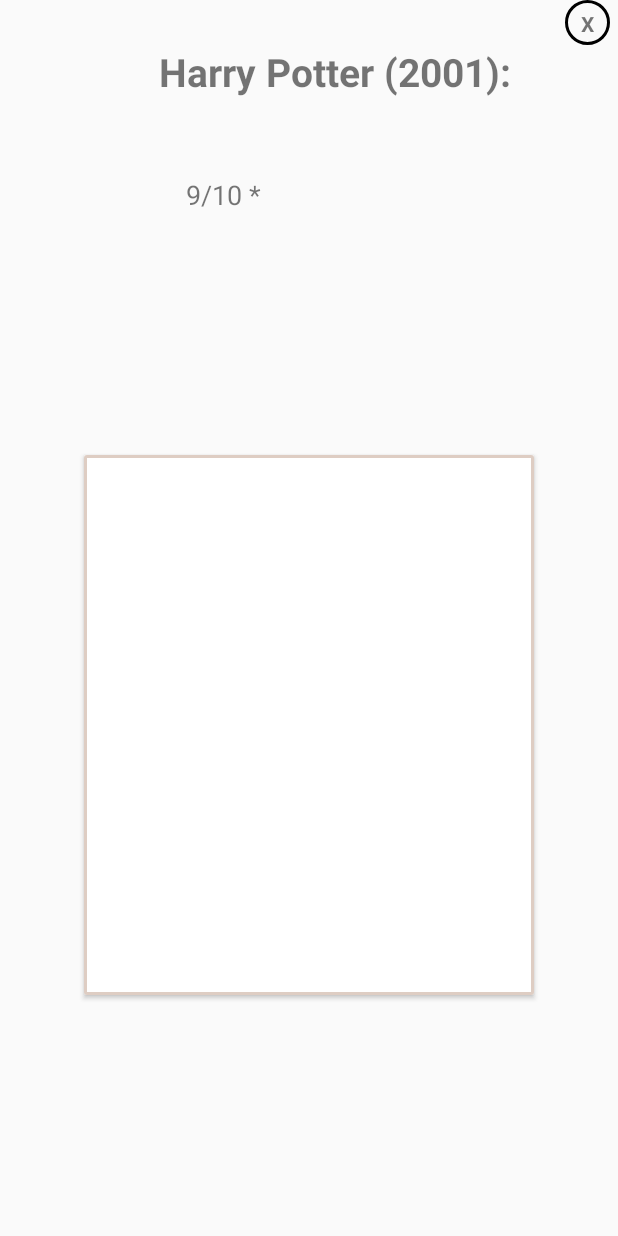
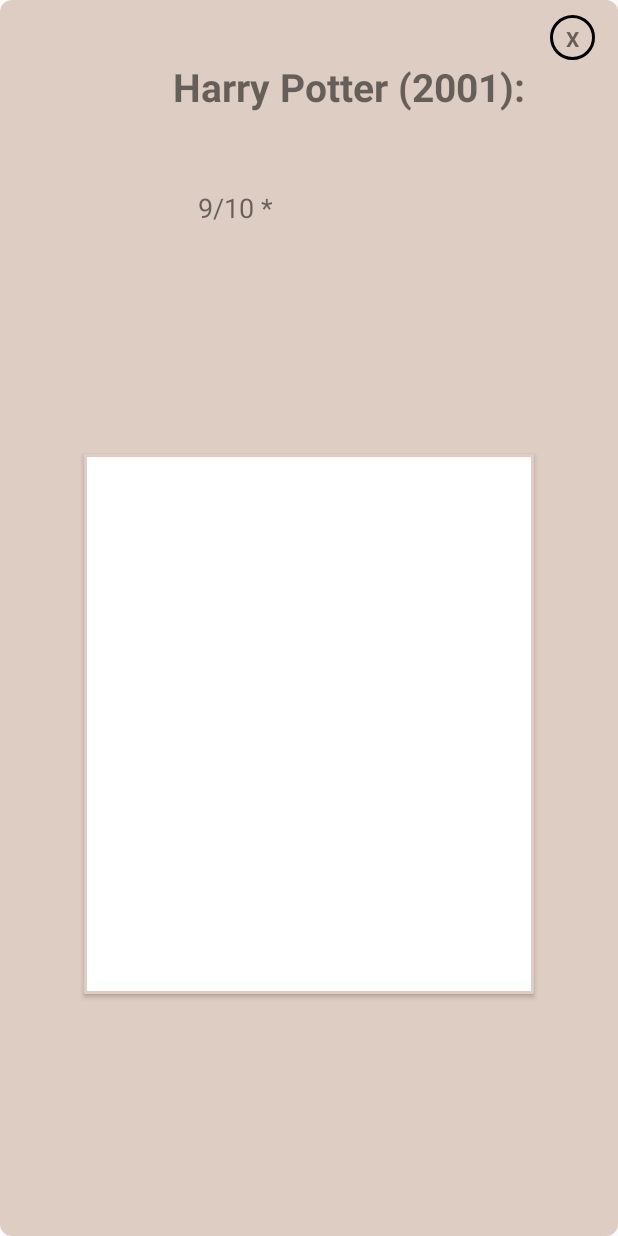
Before and after one commit to Isling98/SocialFilm, an Android app: the layout popup_news_details.xml on its own in the app's theme, with its tools: preview values and no code run, on a phone screen of 412 x 824 dp. Run offline under Robolectric (Android 15) with nearby library versions, the phone set to English and light mode, and no system bars.

Commit message:
småt i UI

```diff
--- a/app/src/main/AndroidManifest.xml
+++ b/app/src/main/AndroidManifest.xml
@@ -9,14 +9,16 @@
         android:roundIcon="@mipmap/ic_launcher_round"
         android:supportsRtl="true"
         android:theme="@style/AppTheme">
-        <activity android:name=".LoginActivity"></activity>
-        <activity android:name=".MainActivity">
+        <activity android:name=".LoginActivity">
             <intent-filter>
                 <action android:name="android.intent.action.MAIN" />
 
                 <category android:name="android.intent.category.LAUNCHER" />
             </intent-filter>
         </activity>
+        <activity android:name=".MainActivity">
+
+        </activity>
     </application>
 
 </manifest>
--- a/app/src/main/java/com/example/yndlingsfilm/NavigationBar/HomeFragment.java
+++ b/app/src/main/java/com/example/yndlingsfilm/NavigationBar/HomeFragment.java
@@ -35,7 +35,7 @@
 
         final ArrayList<SingleNews> singleNews = new ArrayList<>();
         for(int i=0; i<10; i++) {
-            singleNews.add(new SingleNews(R.drawable.ic_android, R.drawable.ic_android,
+            singleNews.add(new SingleNews(R.drawable.profile_pic, R.drawable.movie_pic,
                     "Åkanden kommenterede:", "Jeg elsker Markus", "Harry Potter", "6"));
         }
 
@@ -53,6 +53,7 @@
             public void onItemClick(int position) {
                 final Dialog dialog = new Dialog(getContext());
                 dialog.setContentView(R.layout.popup_news_details);
+                dialog.getWindow().setBackgroundDrawable(new ColorDrawable(Color.TRANSPARENT));
 
                 ImageView moviePic = (ImageView) dialog.findViewById(R.id.moviePic);
                 TextView text = (TextView) dialog.findViewById(R.id.text);
--- a/app/src/main/res/drawable/popup_news_detail_background.xml
+++ b/app/src/main/res/drawable/popup_news_detail_background.xml
@@ -1,5 +1,12 @@
 <?xml version="1.0" encoding="utf-8"?>
 <shape xmlns:android="http://schemas.android.com/apk/res/android">
-    <solid android:color="@color/theme3"/>
-    <corners android:radius="4dp"/>
+    <solid
+        android:color="@color/theme3"/>
+    <corners
+        android:radius="8dp" />
+    <padding
+        android:left="10dp"
+        android:top="10dp"
+        android:right="10dp"
+        android:bottom="10dp" />
 </shape>
--- a/app/src/main/res/layout/fragment_home.xml
+++ b/app/src/main/res/layout/fragment_home.xml
@@ -8,7 +8,7 @@
         android:id="@+id/recycler_view"
         android:layout_width="match_parent"
         android:layout_height="match_parent"
-        android:background="@color/transparent_color_light"
+        android:background="@color/theme3"
         android:padding="4dp">
     </androidx.recyclerview.widget.RecyclerView>
 </RelativeLayout>
--- a/app/src/main/res/layout/popup_news_details.xml
+++ b/app/src/main/res/layout/popup_news_details.xml
@@ -3,6 +3,7 @@
 <androidx.constraintlayout.widget.ConstraintLayout
     android:layout_height="match_parent"
     android:layout_width="match_parent"
+    android:background="@drawable/popup_news_detail_background"
     xmlns:android="http://schemas.android.com/apk/res/android"
     xmlns:app="http://schemas.android.com/apk/res-auto"
     xmlns:card_view="http://schemas.android.com/tools">
@@ -46,14 +47,14 @@
         app:layout_constraintVertical_bias="0.071" />
 
     <androidx.cardview.widget.CardView
-        android:background="@color/theme1"
+        android:background="@color/theme3"
         android:layout_height="wrap_content"
         android:layout_width="wrap_content"
         app:layout_constraintBottom_toBottomOf="parent"
         app:layout_constraintEnd_toEndOf="parent"
         app:layout_constraintStart_toStartOf="parent"
         app:layout_constraintTop_toBottomOf="@+id/rating"
-        card_view:cardBackgroundColor="@color/theme1"
+        card_view:cardBackgroundColor="@color/theme4"
         card_view:cardCornerRadius="8dp"
         card_view:cardElevation="4dp">
 
```
Also changed, not shown: app/src/main/java/com/example/yndlingsfilm/MainActivity.java (+4 -5 lines), app/src/main/res/layout/activity_main.xml (+3 -6 lines), app/src/main/res/layout/view_homefeed.xml (+7 -3 lines).
